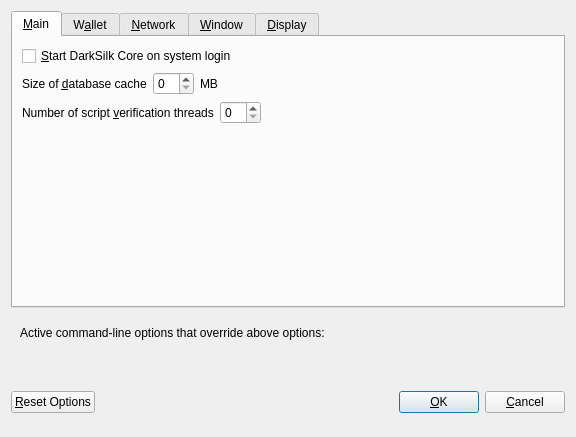
First picture: the form in src/qt/forms/optionsdialog.ui, repository duality-solutions/Dynamic, before the edit.
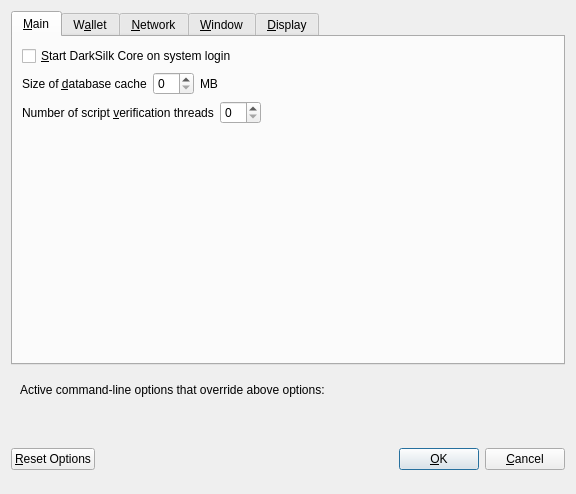
Second picture: the form after the edit. Custom widgets are drawn as their Qt base class.

Commit message: Left-Align Tabs

Patch:
```diff
--- a/src/qt/forms/optionsdialog.ui
+++ b/src/qt/forms/optionsdialog.ui
@@ -7,12 +7,16 @@
     <x>0</x>
     <y>0</y>
     <width>576</width>
-    <height>402</height>
+    <height>494</height>
    </rect>
   </property>
   <property name="windowTitle">
    <string>Options</string>
   </property>
+  <property name="styleSheet">
+   <string notr="true">QTabWidget:tab-bar { alignment: left }
+QTabBar { alignment: left; }</string>
+  </property>
   <property name="modal">
    <bool>true</bool>
   </property>
```
The commit also changes 2 other files.
